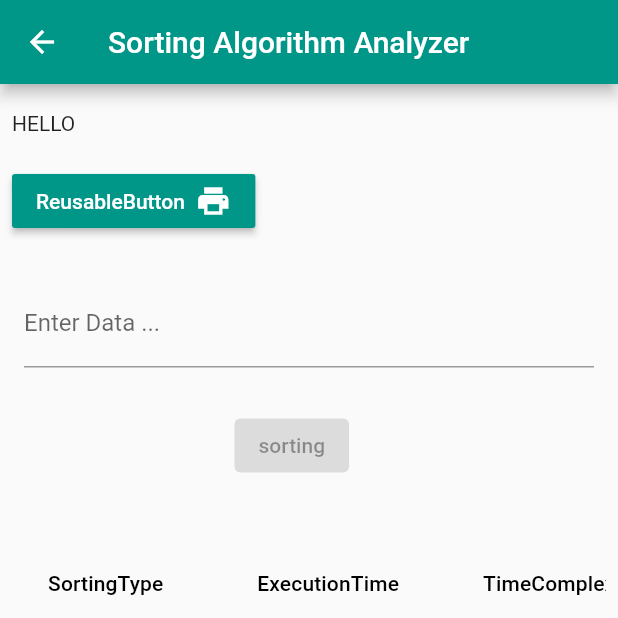
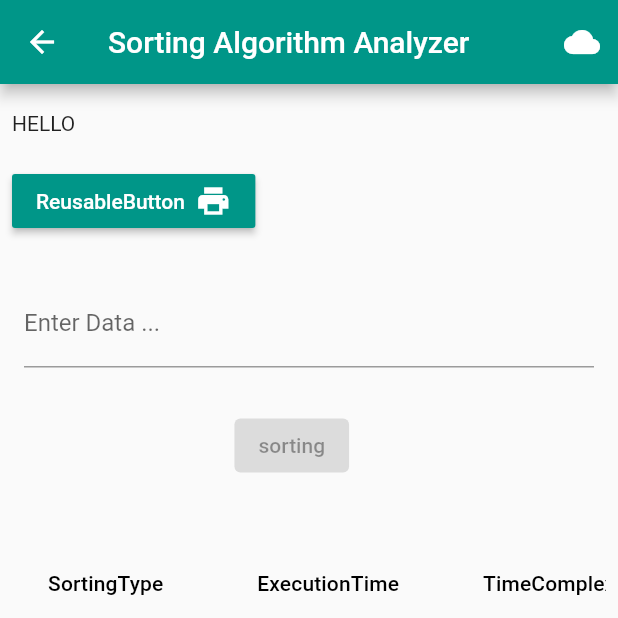
Before and after one commit to OmarHamdann/Flutter_Challenge, a Flutter app: the Sort screen opened directly, on a phone screen of 412 x 824 dp, the top half of it. Run offline on Flutter 3.47's test engine with Material 2 defaults, Android fonts, the phone set to English and light mode, and no system bars.

Commit message:
add button

```diff
--- a/lib/sorting.dart
+++ b/lib/sorting.dart
@@ -5,6 +5,7 @@ import 'package:sorting/provider/provider_notifer.dart';
 import 'package:sorting/visualizer.dart';
 
 import 'components/reusable_widgets.dart';
+import 'weather_view.dart';
 
 class Sort extends StatefulWidget {
   const Sort({Key? key}) : super(key: key);
@@ -43,6 +44,14 @@ class _SortState extends State<Sort> {
     return Scaffold(
       appBar: AppBar(
         title: const Text('Sorting Algorithm Analyzer'),
+        actions: [
+          IconButton(
+              onPressed: () {
+                Navigator.push(context,
+                    MaterialPageRoute(builder: (ctx) => WeatherView()));
+              },
+              icon: const Icon(Icons.cloud))
+        ],
       ),
       body: SingleChildScrollView(
         physics: const BouncingScrollPhysics(),
```
